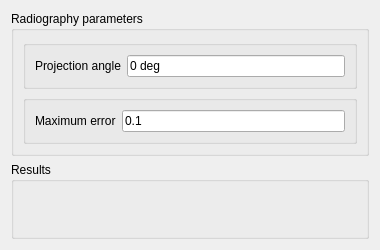
Before: the Qt Designer form freecad/xray/resources/ui/TaskPanel_xrayRadiography.ui in sanguinariojoe/freecad.xray, drawn with Qt 5.
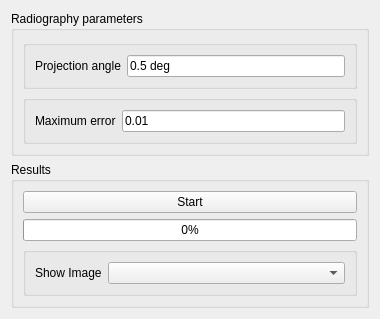
After: the same form once the commit is applied.

Commit message: Show some radiation images

```diff
--- a/freecad/xray/resources/ui/TaskPanel_xrayRadiography.ui
+++ b/freecad/xray/resources/ui/TaskPanel_xrayRadiography.ui
@@ -7,7 +7,7 @@
     <x>0</x>
     <y>0</y>
     <width>380</width>
-    <height>250</height>
+    <height>319</height>
    </rect>
   </property>
   <property name="sizePolicy">
@@ -57,7 +57,7 @@
             <string/>
            </property>
            <property name="text">
-            <string notr="true">0 deg</string>
+            <string notr="true">0.5 deg</string>
            </property>
            <property name="unit" stdset="0">
             <string notr="true">deg</string>
@@ -89,7 +89,7 @@
          <item>
           <widget class="QLineEdit" name="max_error">
            <property name="text">
-            <string notr="true">0.1</string>
+            <string notr="true">0.01</string>
            </property>
            <property name="unit" stdset="0">
             <string notr="true"/>
@@ -110,7 +110,48 @@
      <property name="title">
       <string>Results</string>
      </property>
-     <layout class="QGridLayout" name="gridLayout"/>
+     <layout class="QGridLayout" name="gridLayout">
+      <item row="1" column="0">
+       <widget class="QProgressBar" name="pbar">
+        <property name="value">
+         <number>0</number>
+        </property>
+       </widget>
+      </item>
+      <item row="0" column="0">
+       <widget class="QPushButton" name="run">
+        <property name="text">
+         <string>Start</string>
+        </property>
+       </widget>
+      </item>
+      <item row="2" column="0">
+       <widget class="QGroupBox" name="image_group">
+        <property name="flat">
+         <bool>true</bool>
+        </property>
+        <layout class="QHBoxLayout" name="horizontalLayout">
+         <item>
+          <widget class="QLabel" name="image_label">
+           <property name="text">
+            <string>Show Image</string>
+           </property>
+          </widget>
+         </item>
+         <item>
+          <widget class="QComboBox" name="image">
+           <property name="sizePolicy">
+            <sizepolicy hsizetype="Expanding" vsizetype="Fixed">
+             <horstretch>0</horstretch>
+             <verstretch>0</verstretch>
+            </sizepolicy>
+           </property>
+          </widget>
+         </item>
+        </layout>
+       </widget>
+      </item>
+     </layout>
     </widget>
    </item>
   </layout>
```
Left out of the diff: 2 changed lines with no effect on the pictures. The commit also changes 9 other files.
